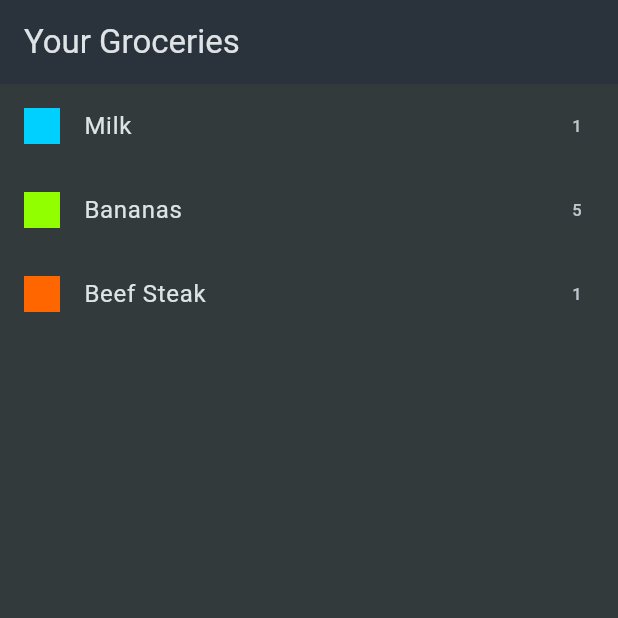
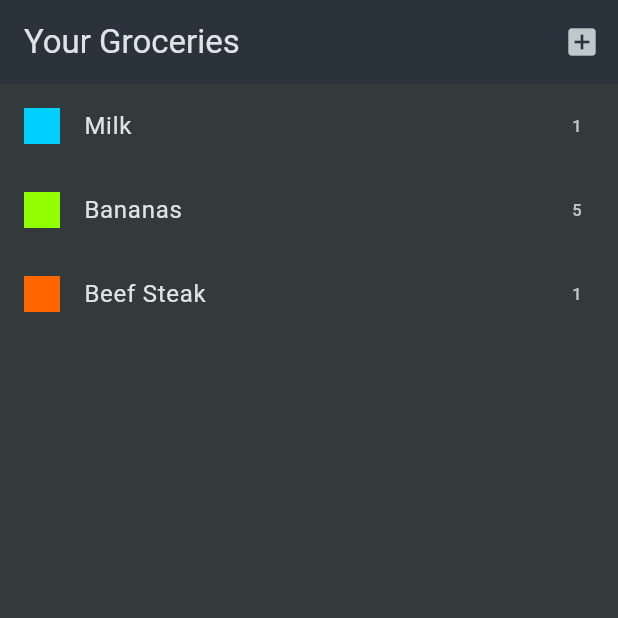
Before and after one commit to Bohemius1272/shoppinglistjerryk, a Flutter app: the screen it shows after launch, on a phone screen of 412 x 824 dp, the top half of it. Run offline on Flutter 3.47's test engine with Material 3 defaults, Android fonts, the phone set to English and light mode, and no system bars.

Commit message:
third commit

```diff
--- a/lib/widgets/grocery_list.dart
+++ b/lib/widgets/grocery_list.dart
@@ -1,5 +1,6 @@
 import 'package:flutter/material.dart';
 import 'package:shoppinglistjerryk/data/dummy_items.dart';
+import 'package:shoppinglistjerryk/widgets/new_item.dart';
 
 class GroceryList extends StatefulWidget {
   const GroceryList({super.key});
@@ -10,10 +11,21 @@ class GroceryList extends StatefulWidget {
 }
 
 class _GroceryListState extends State<GroceryList> {
+  void _addItem() {
+    Navigator.of(context).push(
+      MaterialPageRoute(
+        builder: (ctx) => NewItem()));
+  }
   @override
   Widget build(BuildContext context) {
    return Scaffold(
-    appBar: AppBar(title: const Text("Your Groceries")),
+    appBar: AppBar(
+    title: const Text("Your Groceries"),
+    actions: [
+      IconButton(icon: Icon(
+        Icons.add_box),
+      onPressed: _addItem)],
+    ),
      body: ListView.builder(
       itemCount: groceryItems.length,
       itemBuilder: (ctx, index) => ListTile(
--- a/lib/widgets/new_item.dart
+++ b/lib/widgets/new_item.dart
@@ -1,6 +1,7 @@
 import 'package:flutter/material.dart';
 
 class NewItem extends StatefulWidget {
+  const NewItem({super.key});
   @override
   State<NewItem> createState() {
     return _NewItemState();
```
